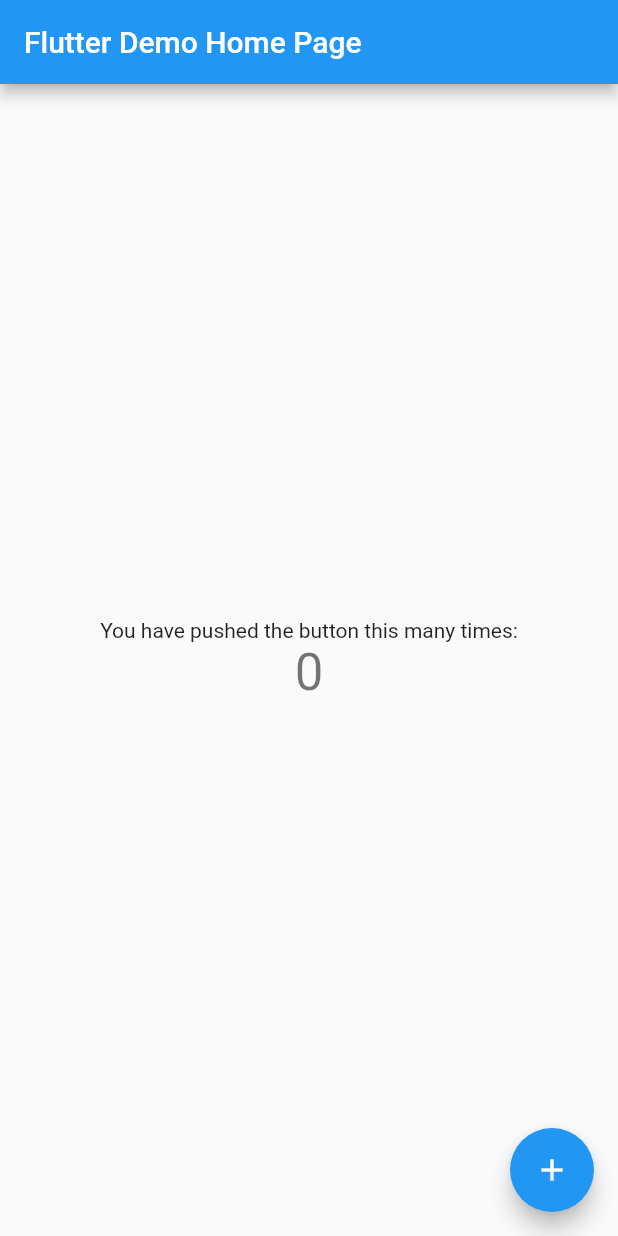
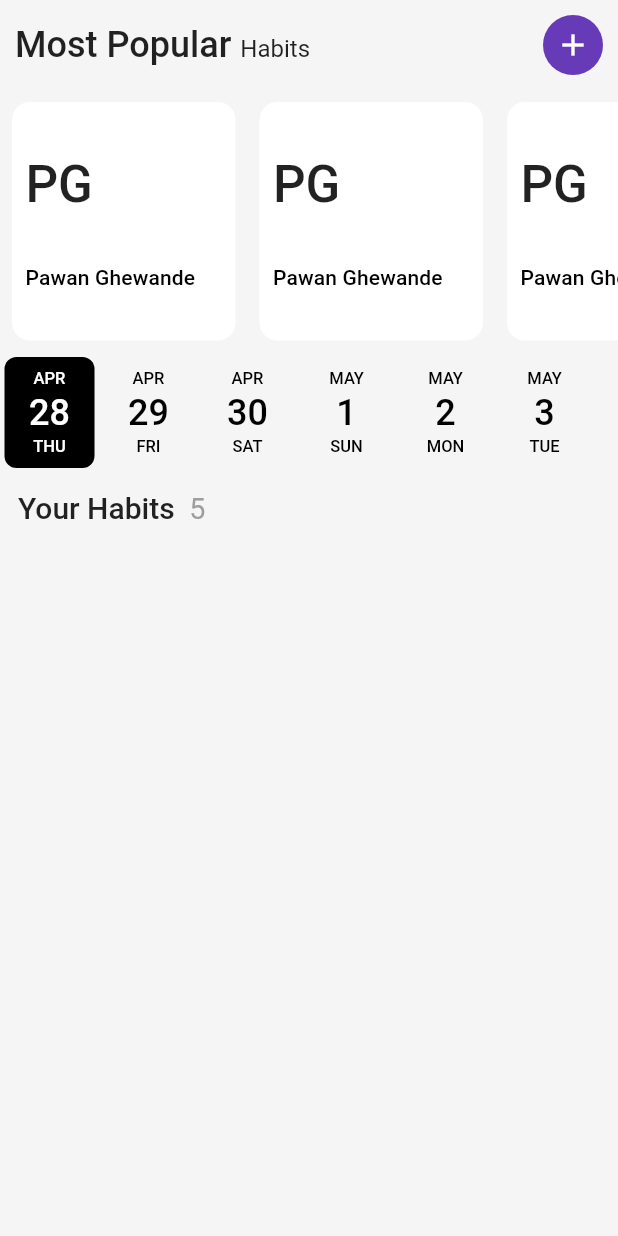
Before and after one commit to PawanGhewande/habit_tracker, a Flutter app: the screen it shows after launch, on a phone screen of 412 x 824 dp. Run offline on Flutter 3.47's test engine with Material 2 defaults, Android fonts, the phone set to English and light mode, and no system bars; drawn by our look-alikes of date_picker_timeline.

Commit message:
Added some Ui

```diff
--- a/lib/main.dart
+++ b/lib/main.dart
@@ -1,4 +1,6 @@
 import 'package:flutter/material.dart';
+
+import 'modules/dashboard/presentation/view/dashboard_view.dart';
 
 void main() {
   runApp(const MyApp());
@@ -11,58 +13,12 @@ class MyApp extends StatelessWidget {
   @override
   Widget build(BuildContext context) {
     return MaterialApp(
-      title: 'Flutter Demo',
+      title: 'Habit Tracker',
       theme: ThemeData(
         primarySwatch: Colors.blue,
       ),
-      home: const MyHomePage(title: 'Flutter Demo Home Page'),
+      debugShowCheckedModeBanner: false,
+      home: const DashboardView(),
     );
   }
 }
-
-class MyHomePage extends StatefulWidget {
-  const MyHomePage({Key? key, required this.title}) : super(key: key);
-
-  final String title;
-
-  @override
-  State<MyHomePage> createState() => _MyHomePageState();
-}
-
-class _MyHomePageState extends State<MyHomePage> {
-  int _counter = 0;
-
-  void _incrementCounter() {
-    setState(() {
-      _counter++;
-    });
-  }
-
-  @override
-  Widget build(BuildContext context) {
-    return Scaffold(
-      appBar: AppBar(
-        title: Text(widget.title),
-      ),
-      body: Center(
-        child: Column(
-          mainAxisAlignment: MainAxisAlignment.center,
-          children: <Widget>[
-            const Text(
-              'You have pushed the button this many times:',
-            ),
-            Text(
-              '$_counter',
-              style: Theme.of(context).textTheme.headline4,
-            ),
-          ],
-        ),
-      ),
-      floatingActionButton: FloatingActionButton(
-        onPressed: _incrementCounter,
-        tooltip: 'Increment',
-        child: const Icon(Icons.add),
-      ),
-    );
-  }
-}
--- /dev/null
+++ b/lib/modules/dashboard/presentation/view/dashboard_view.dart
@@ -0,0 +1,127 @@
+import 'package:date_picker_timeline/date_picker_widget.dart';
+import 'package:flutter/material.dart';
+
+class DashboardView extends StatelessWidget {
+  const DashboardView({Key? key}) : super(key: key);
+
+  @override
+  Widget build(BuildContext context) {
+    return Builder(builder: (context) {
+      return Scaffold(
+        backgroundColor: Colors.grey.shade100,
+        body: SafeArea(
+          child: Column(
+            children: <Widget>[
+              Padding(
+                padding: const EdgeInsets.all(10.0),
+                child: Row(
+                  children: [
+                    RichText(
+                      text: TextSpan(
+                        text: 'Most Popular ',
+                        style: Theme.of(context).textTheme.headline5?.apply(
+                              fontWeightDelta: 1,
+                            ),
+                        children: <TextSpan>[
+                          TextSpan(
+                            text: 'Habits',
+                            style: Theme.of(context).textTheme.subtitle1,
+                          ),
+                        ],
+                      ),
+                    ),
+                    const Spacer(),
+                    const CircleAvatar(
+                      backgroundColor: Colors.deepPurple,
+                      child: Icon(
+                        Icons.add,
+                        color: Colors.white,
+                      ),
+                    )
+                  ],
+                ),
+              ),
+              SizedBox(
+                height: 175,
+                child: ListView.builder(
+                  scrollDirection: Axis.horizontal,
+                  itemCount: 6,
+                  itemBuilder: (context, index) {
+                    return SizedBox(
+                      width: 165,
+                      child: Card(
+                        elevation: 0,
+                        margin: const EdgeInsets.all(8),
+                        shape: RoundedRectangleBorder(
+                          borderRadius: BorderRadius.circular(
+                            12,
+                          ),
+                        ),
+                        child: Padding(
+                          padding: const EdgeInsets.symmetric(horizontal: 9.0),
+                          child: Column(
+                            crossAxisAlignment: CrossAxisAlignment.start,
+                            mainAxisAlignment: MainAxisAlignment.spaceEvenly,
+                            children: <Widget>[
+                              Text(
+                                'PG',
+                                style: Theme.of(context)
+                                    .textTheme
+                                    .headline4
+                                    ?.apply(
+                                      fontWeightDelta: 1,
+                                      color: Colors.black87,
+                                    ),
+                              ),
+                              Text(
+                                'Pawan Ghewande',
+                                style: Theme.of(context).textTheme.subtitle2,
+                              ),
+                            ],
+                          ),
+                        ),
+                      ),
+                    );
+                  },
+                ),
+              ),
+              DatePicker(
+                DateTime.now(),
+                initialSelectedDate: DateTime.now(),
+                selectionColor: Colors.black,
+                selectedTextColor: Colors.white,
+                onDateChange: (date) {
+                  // New date selected
+                  // setState(() {
+                  //   _selectedValue = date;
+                  // });
+                },
+              ),
+              Align(
+                alignment: Alignment.centerLeft,
+                child: Padding(
+                  padding: const EdgeInsets.all(12),
+                  child: RichText(
+                    text: TextSpan(
+                      text: 'Your Habits ',
+                      style: Theme.of(context).textTheme.headline6,
+                      children: <TextSpan>[
+                        TextSpan(
+                          text: ' 5',
+                          style: Theme.of(context)
+                              .textTheme
+                              .subtitle1
+                              ?.apply(color: Colors.grey, fontSizeFactor: 1.2),
+                        ),
+                      ],
+                    ),
+                  ),
+                ),
+              ),
+            ],
+          ),
+        ),
+      );
+    });
+  }
+}
```
Also changed, not shown: pubspec.yaml (+8 -1 lines), pubspec.lock.
